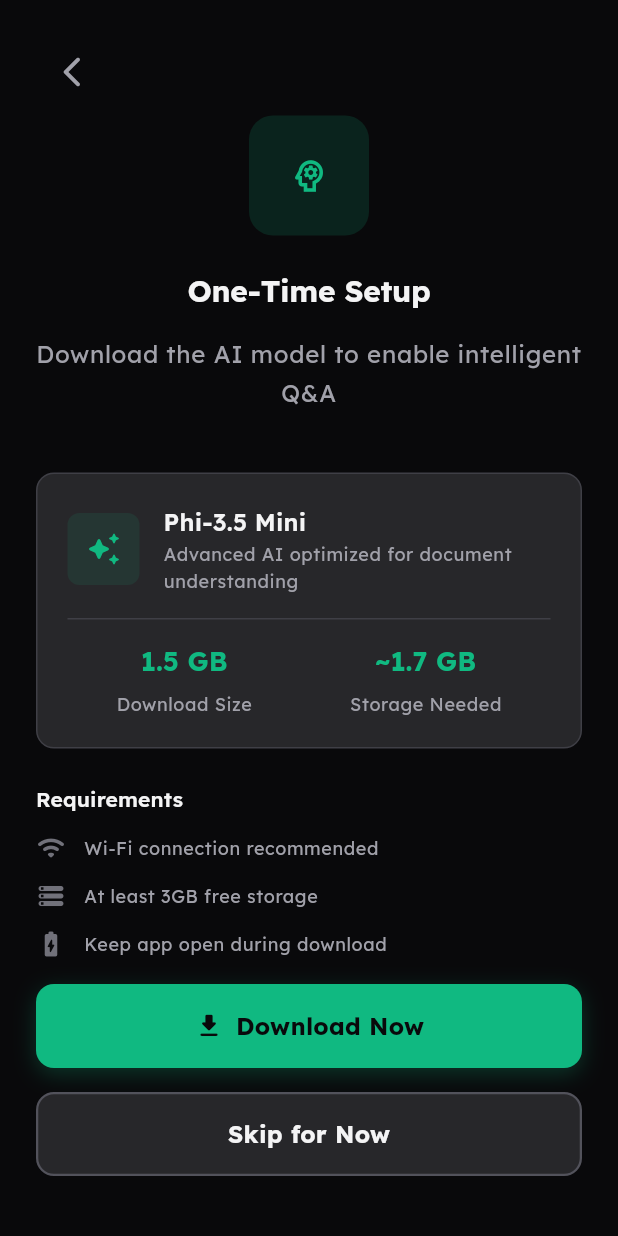
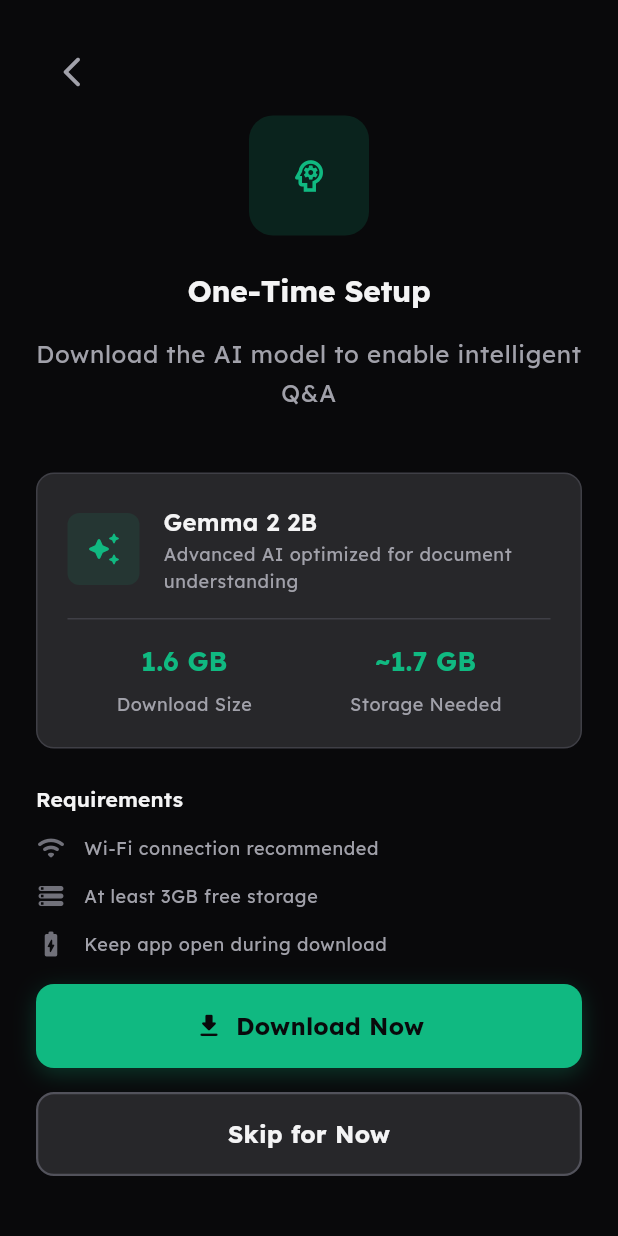
Before and after one commit to Pranavkumar16/CiteCoach, a Flutter app: the ModelSetupScreen screen opened by its route, on a phone screen of 412 x 824 dp. Run offline on Flutter 3.47's test engine with Material 3 defaults, Android fonts, the phone set to English and light mode, and no system bars; our stand-ins replace dio, equatable, file_picker, flutter_riverpod, flutter_tts, go_router and 3 more; missing offline and left inert: docx_to_text, epubx, google_mlkit_text_recognition, syncfusion_flutter_pdf, syncfusion_flutter_pdfviewer; accounts and stored records are empty.

Commit message:
Wire up real model download from HuggingFace
- Point download URLs to bartowski/gemma-2-2b-it-GGUF on HuggingFace
- Consistent model filename (gemma-2-2b-it-Q4_K_M.gguf) across:
  - Dart downloader, LLM service, Android plugin, iOS plugin
- Update model name/size in UI strings (Gemma 2 2B, 1.6 GB)
- App will now download the actual GGUF model during onboarding

Co-Authored-By: Claude Opus 4.6 (1M context) <noreply@anthropic.com>

```diff
--- a/lib/core/constants/app_strings.dart
+++ b/lib/core/constants/app_strings.dart
@@ -25,9 +25,9 @@ abstract final class AppStrings {
       'Download the AI model to enable intelligent Q&A';
   static const String modelSetupDescription =
       'Download the offline AI engine (2.4GB) to enable Q&A. This is a one-time setup.';
-  static const String modelName = 'Phi-3.5 Mini';
+  static const String modelName = 'Gemma 2 2B';
   static const String modelDescription = 'Advanced AI optimized for document understanding';
-  static const String modelSize = '2.4 GB';
+  static const String modelSize = '1.6 GB';
   static const String modelNetwork = 'Wi-Fi only';
   static const String modelTime = '~5-8 minutes';
   static const String downloadSizeLabel = 'Download Size';
--- a/lib/features/chat/data/llm_service.dart
+++ b/lib/features/chat/data/llm_service.dart
@@ -47,7 +47,7 @@ class LlmService {
 
   static const _channel = MethodChannel('com.citecoach/llm');
   static const _streamChannel = EventChannel('com.citecoach/llm_stream');
-  static const String modelName = 'gemma-2b-it-q4';
+  static const String modelName = 'gemma-2-2b-it-Q4_K_M.gguf';
   static const int maxOutputTokens = 512;
   static const double temperature = 0.3;
   static const double topP = 0.9;
--- a/lib/features/setup/data/model_downloader.dart
+++ b/lib/features/setup/data/model_downloader.dart
@@ -97,20 +97,20 @@ class DownloadProgress {
 class ModelDownloader {
   ModelDownloader();
 
-  static const String modelName = 'gemma-2b-it-q4';
+  static const String modelFileName = 'gemma-2-2b-it-Q4_K_M.gguf';
   static const String modelVersion = '1.0.0';
-  static const int modelSizeBytes = 1500 * 1024 * 1024; // 1.5 GB
+  static const int modelSizeBytes = 1630 * 1024 * 1024; // ~1.6 GB
 
-  /// Model download URLs (primary + fallback).
-  /// In production, these point to your hosted model files.
+  /// Model download URLs from HuggingFace (primary + mirror).
   static const List<String> _modelUrls = [
-    'https://models.citecoach.app/v1/gemma-2b-it-q4.bin',
-    'https://cdn.citecoach.app/models/gemma-2b-it-q4.bin',
+    'https://huggingface.co/bartowski/gemma-2-2b-it-GGUF/resolve/main/gemma-2-2b-it-Q4_K_M.gguf',
+    'https://huggingface.co/lmstudio-community/gemma-2-2b-it-GGUF/resolve/main/gemma-2-2b-it-Q4_K_M.gguf',
   ];
 
-  /// Embedding model URL (smaller, bundled with main download).
+  /// Embedding model URL (MiniLM-L6-v2 ONNX → TFLite, ~22MB).
+  /// TF-IDF fallback works without this, so it's optional.
   static const String _embeddingModelUrl =
-      'https://models.citecoach.app/v1/minilm-l6-v2.tflite';
+      'https://huggingface.co/sentence-transformers/all-MiniLM-L6-v2/resolve/main/onnx/model.onnx';
   static const int _embeddingModelSize = 22 * 1024 * 1024; // 22 MB
 
   late final Dio _dio;
@@ -130,7 +130,7 @@ class ModelDownloader {
 
   Future<String> getModelPath() async {
     final appDir = await getApplicationDocumentsDirectory();
-    return '${appDir.path}/models/$modelName';
+    return '${appDir.path}/models/$modelFileName';
   }
 
   Future<String> _getEmbeddingModelPath() async {
```
Also changed, not shown: 2 other files.
